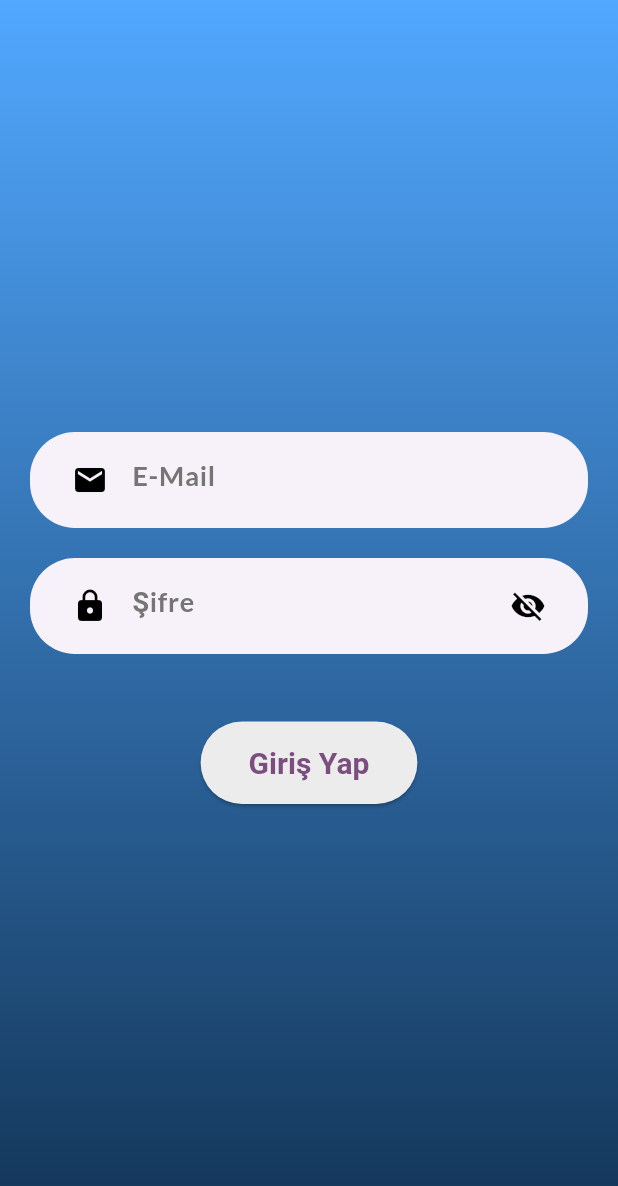
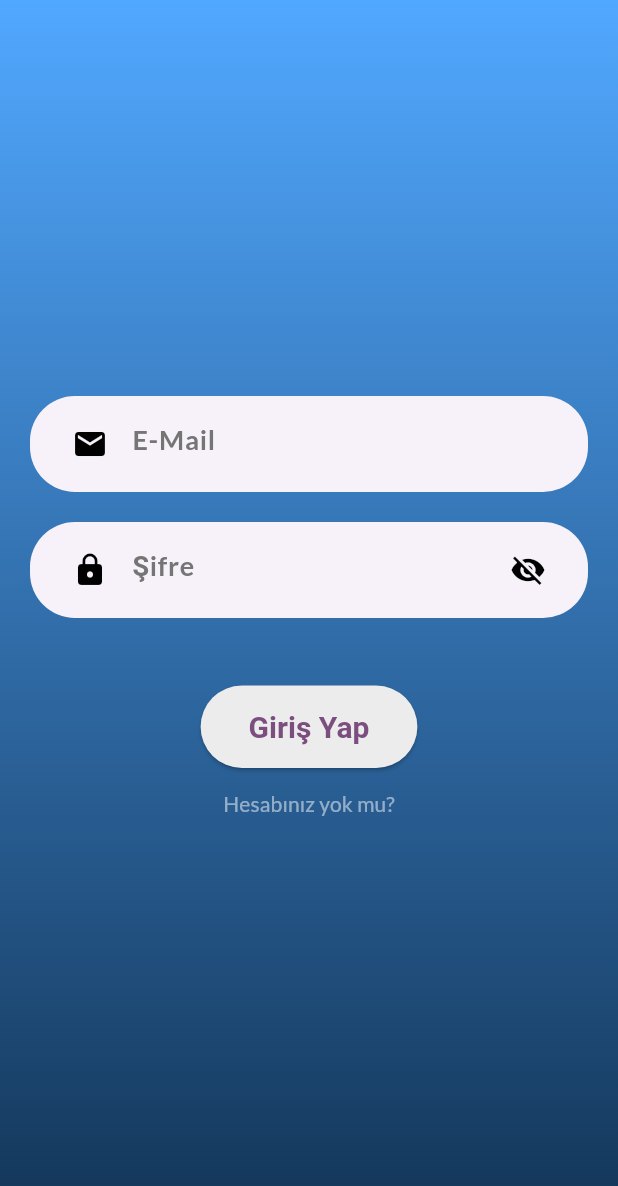
Before and after one commit to gzmcn/spiroble, a Flutter app: the screen it shows after launch, after a tap on "Giriş Yap", on a phone screen of 412 x 824 dp. Shown: the top 1186 px of the screen. Run offline on Flutter 3.47's test engine with Material 3 defaults, Android fonts, the phone set to English and light mode, and no system bars; our stand-ins replace cloud_firestore, csv, firebase_auth, firebase_core, firebase_database, flutter_bloc and 6 more; missing offline and left inert: fancy_button_flutter, flutter_reactive_ble; accounts and stored records are empty; network calls fail.

Commit message:
Login düzenlenmesi

```diff
--- a/lib/screens/LoginScreen.dart
+++ b/lib/screens/LoginScreen.dart
@@ -1,5 +1,6 @@
 import 'package:flutter/material.dart';
 import 'package:firebase_auth/firebase_auth.dart';
+import 'package:spiroble/Screens/registerScreen.dart';
 import 'package:spiroble/screens/InfoScreen1.dart';
 import 'package:spiroble/screens/StartSplashScreen.dart';
 import 'package:spiroble/screens/appScreen.dart';
@@ -94,6 +95,7 @@ class _LoginScreenState extends State<LoginScreen> {
                     _isPasswordVisible = !_isPasswordVisible;
                   });
                 },
+
               ),
               SizedBox(height: 45),
               // Sign In Button
@@ -115,6 +117,17 @@ class _LoginScreenState extends State<LoginScreen> {
                 ),
                 child: Text('Giriş Yap'),
               ),
+
+              TextButton(
+                onPressed: () {
+                  Navigator.of(context).pushReplacement(
+                      MaterialPageRoute(builder: (ctx) => RegisterScreen()));
+                },
+                child: Text(
+                  'Hesabınız yok mu?',
+                  style: TextStyle(color: Colors.white.withOpacity(0.5)),
+                ),
+              ),
             ],
           ),
         ),
```
